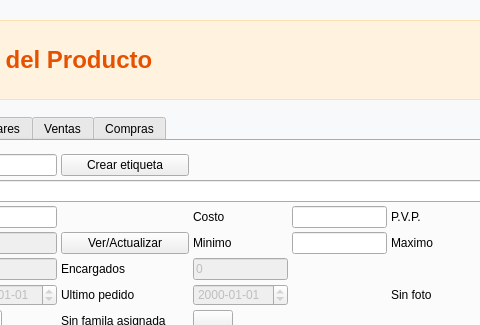
Qt form articulos.ui (Ladis72/tienda) before a commit; both pictures show x 177 to 657 and y 0 to 325 of the 1209 by 629 pixel window.
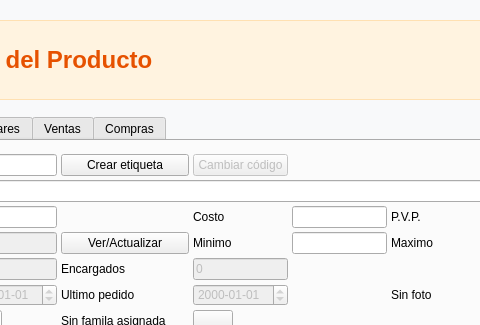
The same form after that commit. Icons and pictures are not drawn.

What changed in the file:
```diff
--- a/articulos.ui
+++ b/articulos.ui
@@ -244,6 +244,19 @@
             </property>
            </widget>
           </item>
+          <item row="0" column="3">
+           <widget class="QPushButton" name="pushButtonCambiarCodigo">
+            <property name="enabled">
+             <bool>false</bool>
+            </property>
+            <property name="text">
+             <string>Cambiar código</string>
+            </property>
+            <property name="autoDefault">
+             <bool>false</bool>
+            </property>
+           </widget>
+          </item>
           <item row="1" column="0">
            <widget class="QLabel" name="label_2">
             <property name="text">
```
